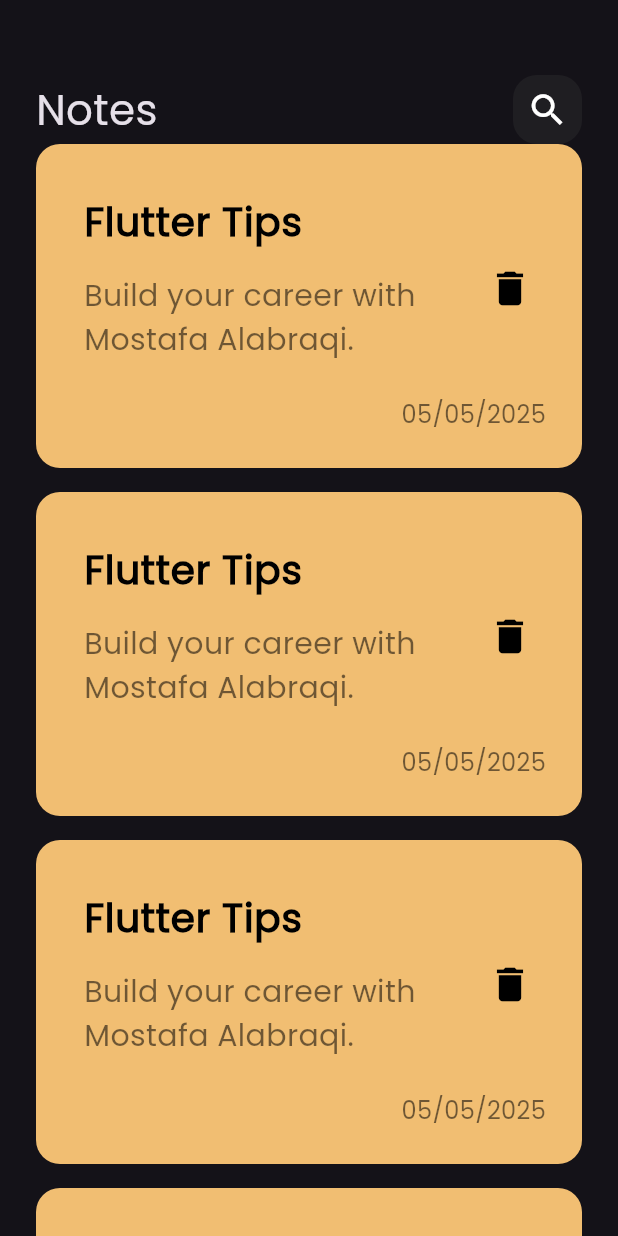
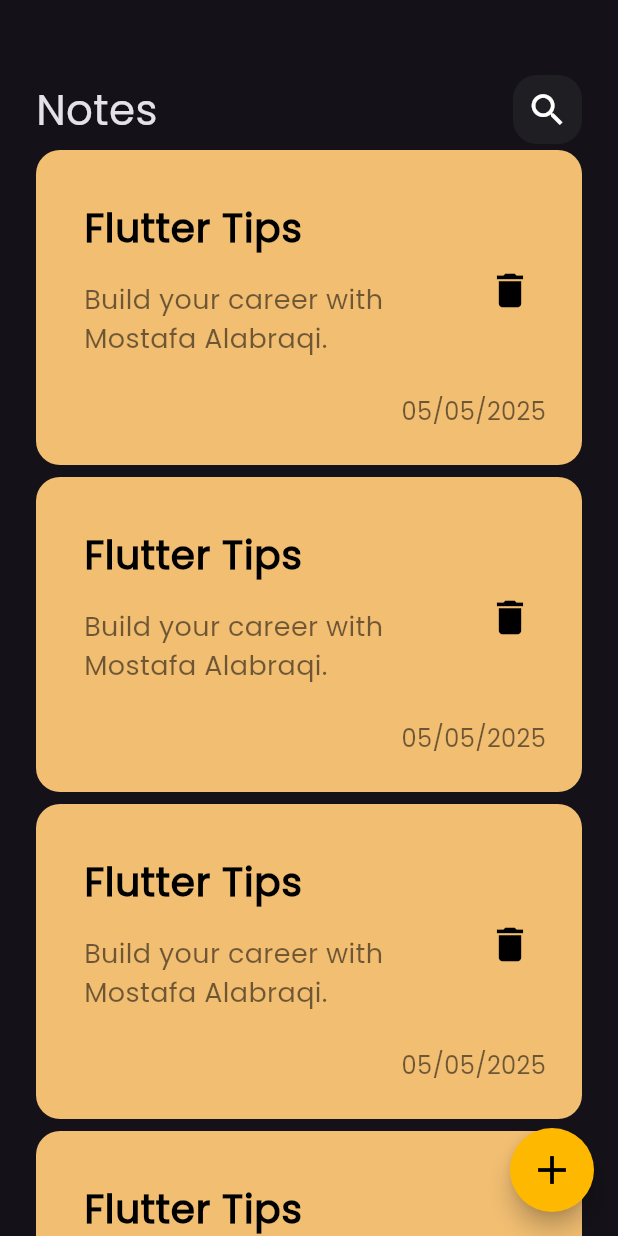
Before and after one commit to Mostafa2alabraqi/notes_app, a Flutter app: the screen it shows after launch, on a phone screen of 412 x 824 dp. Run offline on Flutter 3.47's test engine with Material 3 defaults, Android fonts, the phone set to English and light mode, and no system bars.

Commit message:
add Floating Action Button

```diff
--- a/lib/views/notes_view.dart
+++ b/lib/views/notes_view.dart
@@ -6,6 +6,15 @@ class NotesView extends StatelessWidget {
 
   @override
   Widget build(BuildContext context) {
-    return Scaffold(body: const NotesViewBody());
+    return Scaffold(
+      floatingActionButton: FloatingActionButton(
+        onPressed: () {},
+        backgroundColor: const Color(0xffFFB800),
+        child: const Icon(Icons.add, size: 32, color: Colors.black),
+        shape: RoundedRectangleBorder(
+          borderRadius: BorderRadius.circular(30),
+        ),
+      ),
+      body: const NotesViewBody());
   }
 }
--- a/lib/views/widgets/custom_note_item.dart
+++ b/lib/views/widgets/custom_note_item.dart
@@ -7,7 +7,7 @@ class NoteItem extends StatelessWidget {
   Widget build(BuildContext context) {
     return Container(
       padding: EdgeInsets.only(left: 16, top: 24, bottom: 24, right: 0),
-      margin: EdgeInsets.only(bottom: 16),
+      margin: EdgeInsets.symmetric(vertical: 4),
       decoration: BoxDecoration(
         color: Color.fromARGB(255, 241, 190, 114),
         borderRadius: BorderRadius.circular(16),
@@ -30,7 +30,7 @@ class NoteItem extends StatelessWidget {
                 'Build your career with Mostafa Alabraqi.',
                 style: TextStyle(
                   color: const Color.fromARGB(139, 0, 0, 0),
-                  fontSize: 20,
+                  fontSize: 18,
                 ),
               ),
             ),
--- a/lib/views/widgets/notes_list_view.dart
+++ b/lib/views/widgets/notes_list_view.dart
@@ -3,6 +3,8 @@ import 'package:notes_app/views/widgets/custom_note_item.dart';
 
 class NotesListView extends StatelessWidget {
   const NotesListView({super.key});
+
+  final data = const [];
 
   @override
   Widget build(BuildContext context) {
```
